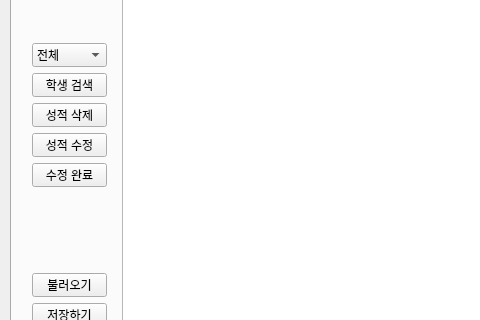
First picture: the form in QManager/manager.ui, repository mekhanjc/student_grade_manager, before the edit; both pictures show x 0 to 480 and y 163 to 483 of the 1004 by 639 pixel window.
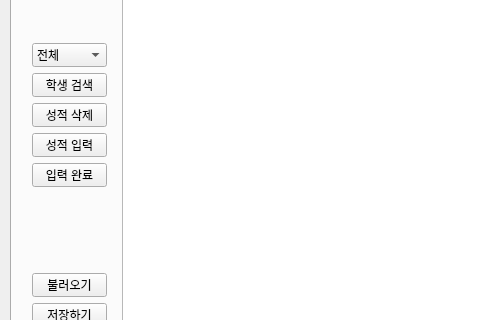
Second picture: the form after the edit.

What changed in the file:
```diff
--- a/QManager/manager.ui
+++ b/QManager/manager.ui
@@ -533,7 +533,7 @@
        <string>해당학생의 성적을 삭제합니다.</string>
       </property>
       <property name="text">
-       <string>성적 수정</string>
+       <string>성적 입력</string>
       </property>
      </widget>
      <widget class="QPushButton" name="disableInputButton">
@@ -549,7 +549,7 @@
        <string>해당학생의 성적을 삭제합니다.</string>
       </property>
       <property name="text">
-       <string>수정 완료</string>
+       <string>입력 완료</string>
       </property>
      </widget>
     </widget>
```
